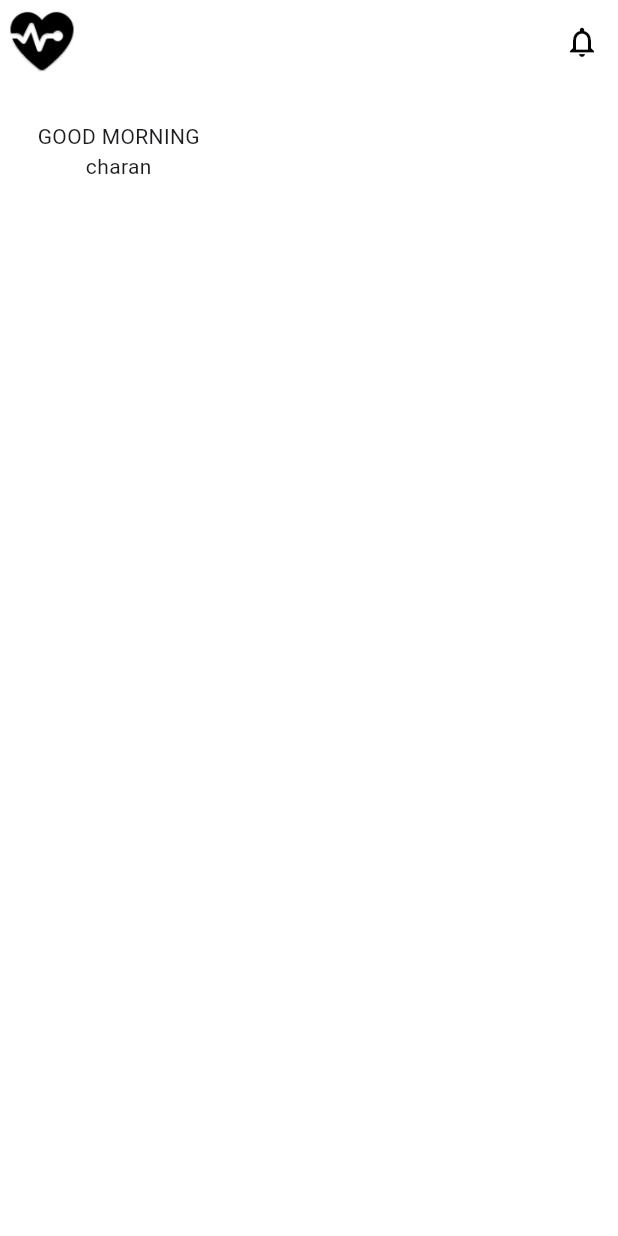
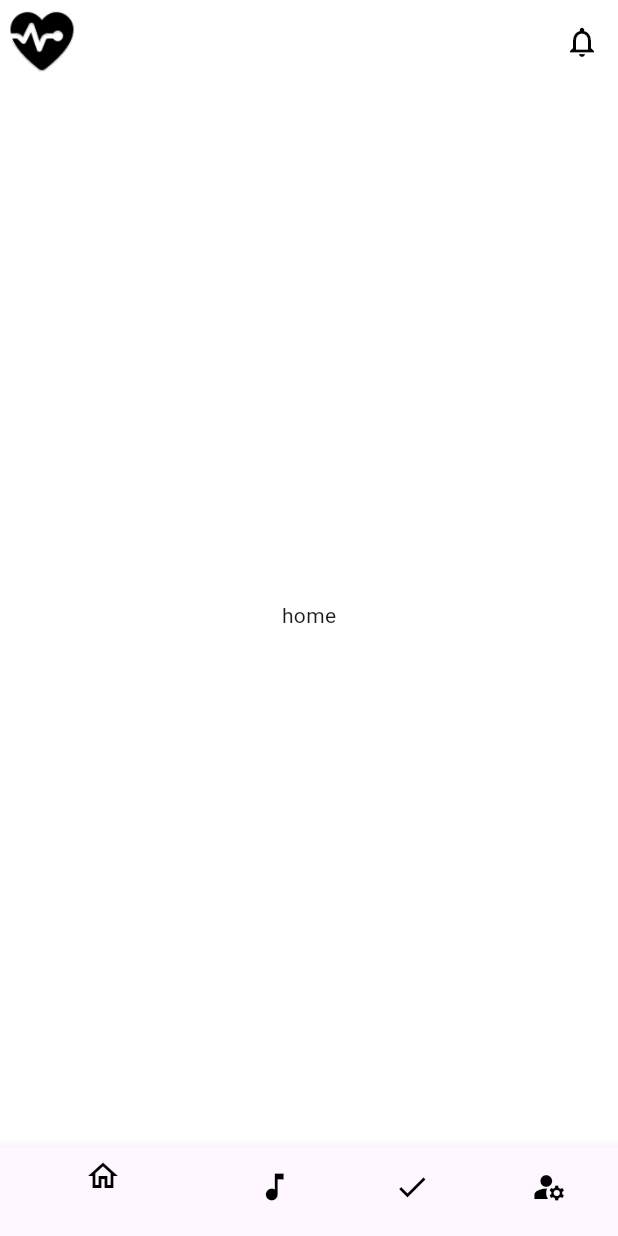
Before and after one commit to Charan0313/balencebeats, a Flutter app: the HomePage screen opened directly, on a phone screen of 412 x 824 dp. Run offline on Flutter 3.47's test engine with Material 3 defaults, Android fonts, the phone set to English and light mode, and no system bars; our stand-ins replace get.

Commit message:
added bottom nav bar

```diff
--- a/lib/Pages/home_screen.dart
+++ b/lib/Pages/home_screen.dart
@@ -1,4 +1,4 @@
-import 'package:balencebeats/Pages/ProfilePage.dart';
+import 'package:balencebeats/profile/pages/ProfilePage.dart';
 import 'package:flutter/material.dart';
 import 'package:get/get.dart';
 
@@ -10,15 +10,36 @@ class HomePage extends StatefulWidget {
 }
 
 class _HomePageState extends State<HomePage> {
+  int myIndex = 0;
+  List<Widget> widgetList = const [
+    Text('home'),
+    Text('music'),
+    Text('check'),
+    ProfilePage(username: 'charan')
+
+  ];
   @override
   Widget build(BuildContext context) {
     return Scaffold(
+      bottomNavigationBar: BottomNavigationBar(
+          onTap: (index) {
+            setState(() {
+              myIndex = index;
+            });
+          },
+          currentIndex: myIndex,
+          items: const [
+            BottomNavigationBarItem(icon: Icon(Icons.home_outlined,color: Colors.black,), label: ''),
+            BottomNavigationBarItem(icon: Icon(Icons.music_note,color: Colors.black,), label: ''),
+            BottomNavigationBarItem(icon: Icon(Icons.check,color: Colors.black,), label: ''),
+            BottomNavigationBarItem(icon: Icon(Icons.manage_accounts,color: Colors.black,), label: '')
+          ]),
       backgroundColor: Colors.white,
       appBar: AppBar(
         actions: [
           IconButton(
               onPressed: () => {},
-              icon: Icon(
+              icon: const Icon(
                 Icons.notifications_outlined,
                 color: const Color.fromARGB(255, 4, 4, 4),
               ))
@@ -37,14 +58,9 @@ class _HomePageState extends State<HomePage> {
           ),
         ),
       ),
-      body: Container(
-        padding: EdgeInsets.all(25),
-        child: Column(
-          children: [
-            Text('GOOD MORNING'),
-            Text(widget.username),
-          ],
-        ),
+
+      body: Center(
+        child: widgetList[myIndex],
       ),
     );
   }
--- a/pubspec.yaml
+++ b/pubspec.yaml
@@ -36,6 +36,8 @@ dependencies:
   # The following adds the Cupertino Icons font to your application.
   # Use with the CupertinoIcons class for iOS style icons.
   cupertino_icons: ^1.0.2
+  tabler_icons: ^2.5.0+1
+  feather_icons: ^1.2.0
 
 dev_dependencies:
   flutter_test:
```
Also changed, not shown: lib/Pages/ProfilePage.dart (deleted, +0 -41 lines), lib/profile/components/text_bar.dart (added, +20 -0 lines), lib/profile/pages/ProfilePage.dart (added, +55 -0 lines), pubspec.lock.
